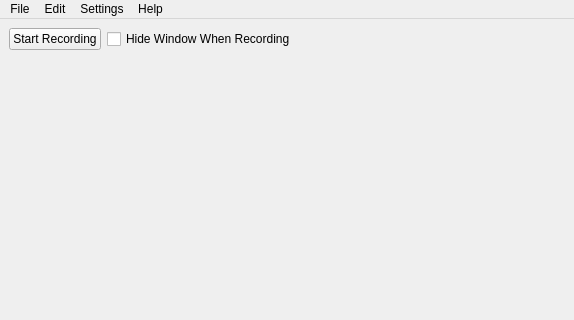
The window that ui/MainWindow.ui (nickpnevmati/MacroRecorderPython) describes before a commit, drawn with Qt 5; both pictures show x 0 to 574 and y 0 to 320 of the 959 by 625 pixel window.
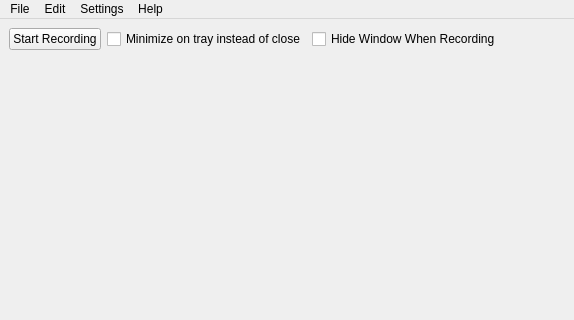
The same window after the commit.

Commit message: Inserted a checkbox button, when checked the close button minimizes instead of closing the app

```diff
--- a/ui/MainWindow.ui
+++ b/ui/MainWindow.ui
@@ -42,6 +42,13 @@
         </property>
        </widget>
       </item>
+      <item>
+       <widget class = "QCheckBox" name="minimizeOrCloseButton">
+        <property name="text">
+         <string>Minimize on tray instead of close</string>
+        </property>
+       </widget>
+      </item>
       <item>
        <widget class="QCheckBox" name="hideWhenRecordingCheckbox">
         <property name="layoutDirection">
```
Left out of the diff: 3 changed lines with no effect on the pictures. The commit also changes 1 other file.
